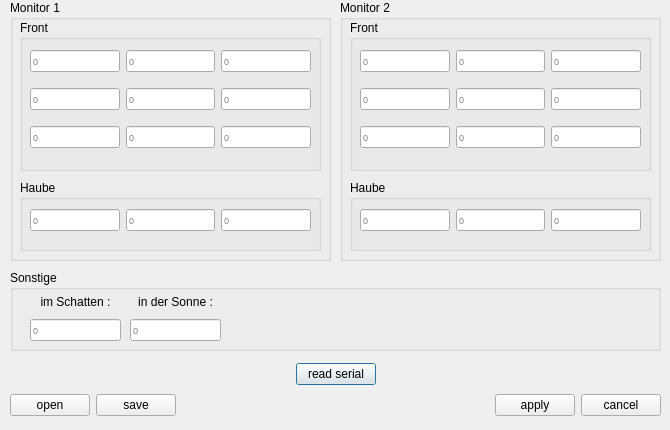
Qt form sensordialog.ui (Schattig/Tmess) before a commit.
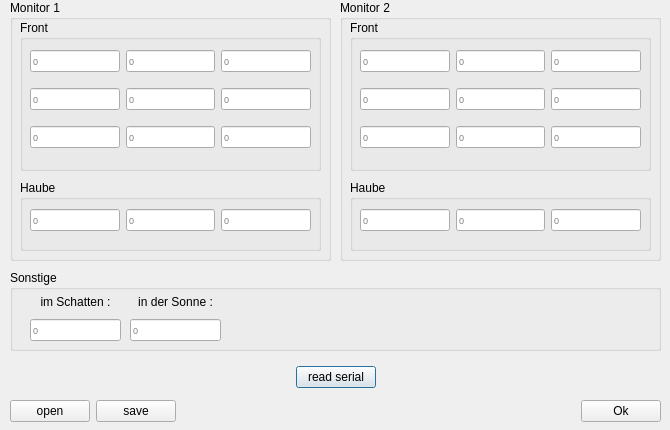
The same form after that commit. Custom widgets are drawn as their Qt base class.

Diff of the .ui file:
```diff
--- a/sensordialog.ui
+++ b/sensordialog.ui
@@ -289,7 +289,7 @@
      <x>10</x>
      <y>360</y>
      <width>651</width>
-     <height>61</height>
+     <height>69</height>
     </rect>
    </property>
    <layout class="QVBoxLayout" name="verticalLayout">
@@ -362,14 +362,7 @@
       <item>
        <widget class="QPushButton" name="applyButton">
         <property name="text">
-         <string>apply</string>
-        </property>
-       </widget>
-      </item>
-      <item>
-       <widget class="QPushButton" name="cancelButton">
-        <property name="text">
-         <string>cancel</string>
+         <string>Ok</string>
         </property>
        </widget>
       </item>
```
